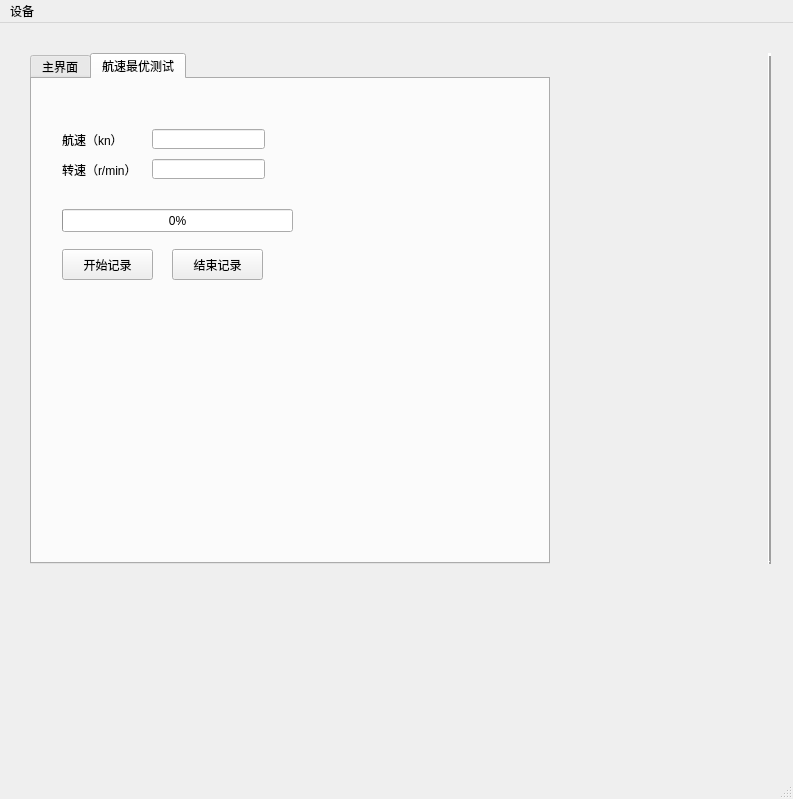
justsabri/controller, file main_window.ui: the form before one commit.
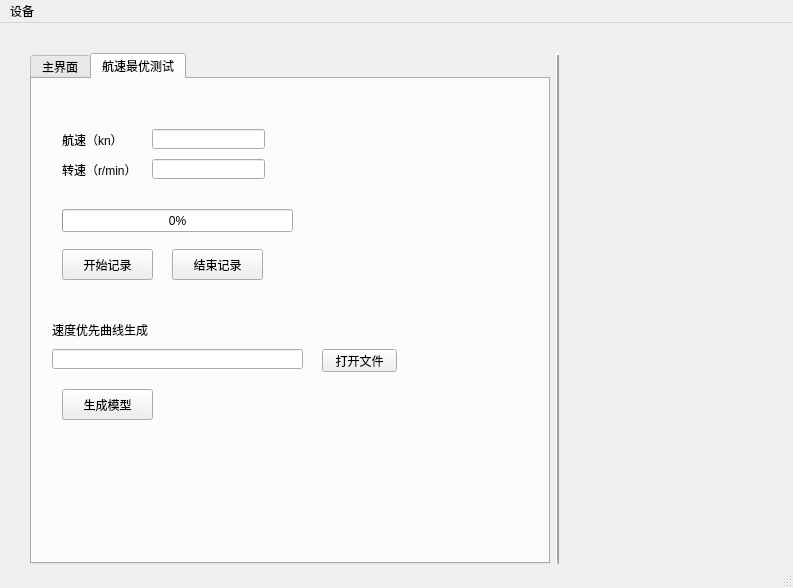
The form after the commit. The open tabs and pages were chosen to show the change. Custom widgets are drawn as their Qt base class.

Commit message:
[Description]: 增加航速优先功能、伸缩量安全域值限制、集成最新算法
[Root-Caused]:
[Modification]:
[Modification Type]:

Patch:
```diff
--- a/main_window.ui
+++ b/main_window.ui
@@ -7,7 +7,7 @@
     <x>0</x>
     <y>0</y>
     <width>793</width>
-    <height>799</height>
+    <height>588</height>
    </rect>
   </property>
   <property name="windowTitle">
@@ -23,7 +23,7 @@
       <height>511</height>
      </rect>
     </property>
-    <layout class="QHBoxLayout" name="horizontalLayout" stretch="4,0,2">
+    <layout class="QHBoxLayout" name="horizontalLayout" stretch="4,0,0">
      <item>
       <widget class="QTabWidget" name="tabWidget">
        <property name="sizePolicy">
@@ -333,45 +333,58 @@
           <string>结束记录</string>
          </property>
         </widget>
+        <widget class="QLineEdit" name="filePath">
+         <property name="geometry">
+          <rect>
+           <x>20</x>
+           <y>270</y>
+           <width>251</width>
+           <height>20</height>
+          </rect>
+         </property>
+        </widget>
+        <widget class="QLabel" name="label_3">
+         <property name="geometry">
+          <rect>
+           <x>20</x>
+           <y>240</y>
+           <width>121</width>
+           <height>21</height>
+          </rect>
+         </property>
+         <property name="text">
+          <string>速度优先曲线生成</string>
+         </property>
+        </widget>
+        <widget class="QPushButton" name="browse_speed_file_btn">
+         <property name="geometry">
+          <rect>
+           <x>290</x>
+           <y>270</y>
+           <width>75</width>
+           <height>23</height>
+          </rect>
+         </property>
+         <property name="text">
+          <string>打开文件</string>
+         </property>
+        </widget>
+        <widget class="QPushButton" name="generate_model_btn">
+         <property name="geometry">
+          <rect>
+           <x>30</x>
+           <y>310</y>
+           <width>91</width>
+           <height>31</height>
+          </rect>
+         </property>
+         <property name="text">
+          <string>生成模型</string>
+         </property>
+        </widget>
        </widget>
       </widget>
      </item>
-     <item>
-      <layout class="QGridLayout" name="gridLayout_3">
-       <item row="0" column="0">
-        <widget class="MWidget" name="m1" native="true">
-         <property name="sizePolicy">
-          <sizepolicy hsizetype="Fixed" vsizetype="Fixed">
-           <horstretch>0</horstretch>
-           <verstretch>0</verstretch>
-          </sizepolicy>
-         </property>
-         <property name="minimumSize">
-          <size>
-           <width>100</width>
-           <height>200</height>
-          </size>
-         </property>
-         <property name="baseSize">
-          <size>
-           <width>100</width>
-           <height>200</height>
-          </size>
-         </property>
-        </widget>
-       </item>
-       <item row="0" column="1">
-        <widget class="MWidget" name="m2" native="true">
-         <property name="minimumSize">
-          <size>
-           <width>100</width>
-           <height>200</height>
-          </size>
-         </property>
-        </widget>
-       </item>
-      </layout>
-     </item>
      <item>
       <widget class="QFrame" name="frame">
        <property name="frameShape">
@@ -381,10 +394,78 @@
         <enum>QFrame::Raised</enum>
        </property>
        <property name="lineWidth">
-        <number>3</number>
+        <number>2</number>
        </property>
       </widget>
      </item>
+     <item>
+      <layout class="QGridLayout" name="gridLayout_3">
+       <item row="0" column="1">
+        <widget class="MWidget" name="m2" native="true">
+         <property name="minimumSize">
+          <size>
+           <width>100</width>
+           <height>200</height>
+          </size>
+         </property>
+        </widget>
+       </item>
+       <item row="0" column="0">
+        <widget class="MWidget" name="m1" native="true">
+         <property name="sizePolicy">
+          <sizepolicy hsizetype="Fixed" vsizetype="Fixed">
+           <horstretch>0</horstretch>
+           <verstretch>0</verstretch>
+          </sizepolicy>
+         </property>
+         <property name="minimumSize">
+          <size>
+           <width>100</width>
+           <height>200</height>
+          </size>
+         </property>
+         <property name="baseSize">
+          <size>
+           <width>100</width>
+           <height>200</height>
+          </size>
+         </property>
+        </widget>
+       </item>
+       <item row="1" column="0">
+        <widget class="MWidget" name="m3" native="true">
+         <property name="sizePolicy">
+          <sizepolicy hsizetype="Fixed" vsizetype="Fixed">
+           <horstretch>0</horstretch>
+           <verstretch>0</verstretch>
+          </sizepolicy>
+         </property>
+         <property name="minimumSize">
+          <size>
+           <width>100</width>
+           <height>200</height>
+          </size>
+         </property>
+         <property name="baseSize">
+          <size>
+           <width>100</width>
+           <height>200</height>
+          </size>
+         </property>
+        </widget>
+       </item>
+       <item row="1" column="1">
+        <widget class="MWidget" name="m4" native="true">
+         <property name="minimumSize">
+          <size>
+           <width>100</width>
+           <height>200</height>
+          </size>
+         </property>
+        </widget>
+       </item>
+      </layout>
+     </item>
     </layout>
    </widget>
   </widget>
```
Left out of the diff: 21 changed lines with no effect on the pictures. The commit also changes 28 other files.
